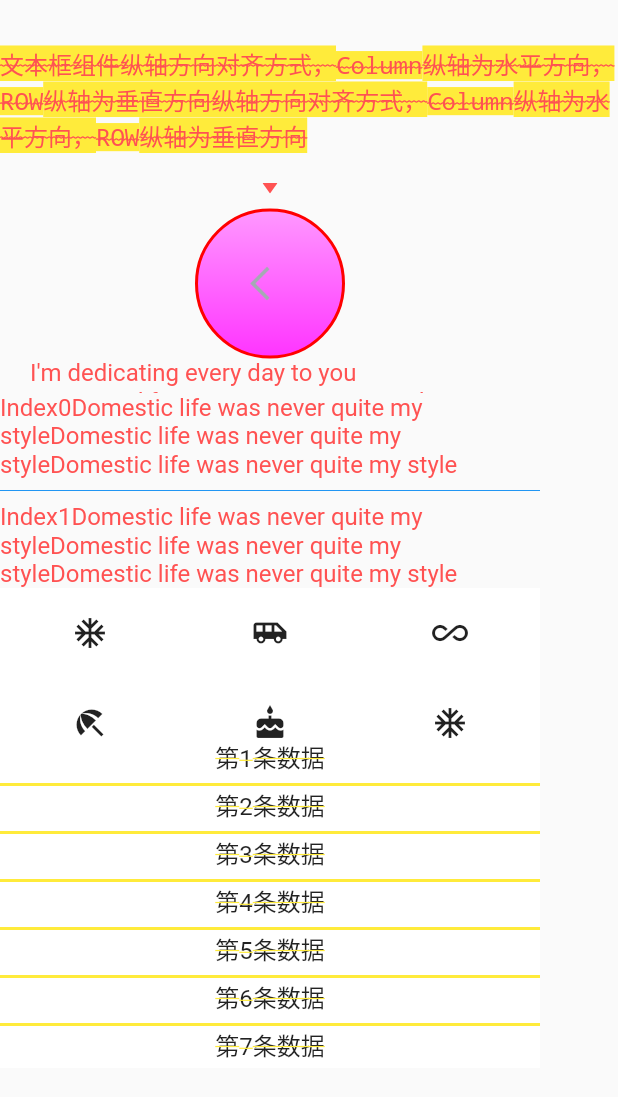
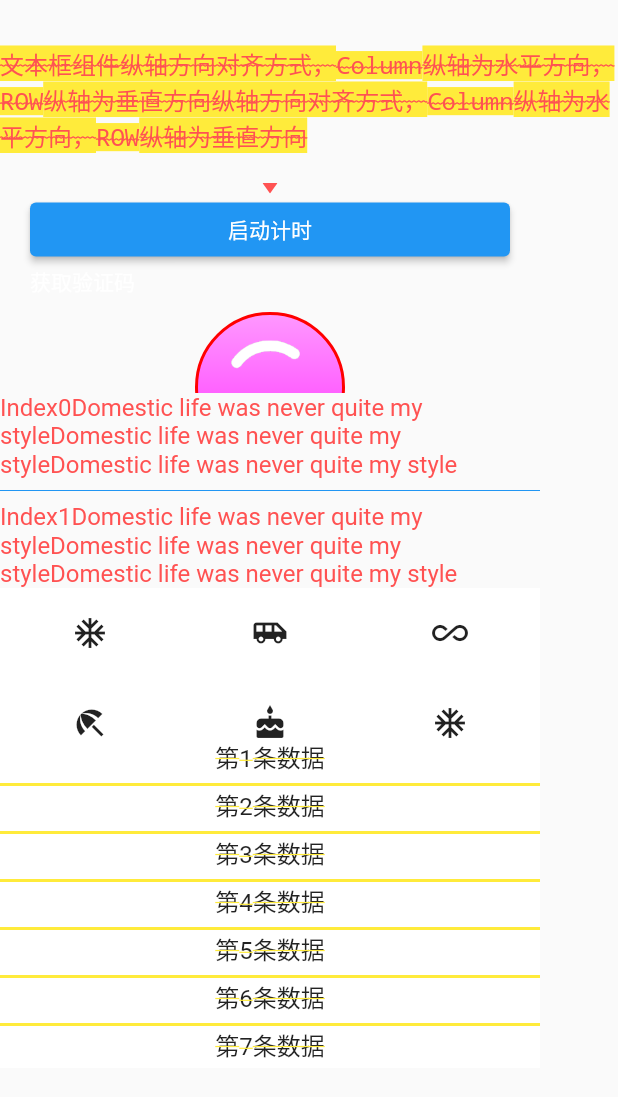
Before and after one commit to paopaosecret/flutter, a Flutter app: the UITest screen opened by its route, on a phone screen of 412 x 824 dp. Shown: the top 1097 px of the screen. Run offline on Flutter 3.47's test engine with Material 2 defaults, Android fonts, the phone set to English and light mode, and no system bars; our stand-ins replace sprintf; missing offline and left inert: system_alert_window; network calls fail.

Commit message:
适配flutter 最新版本

```diff
--- a/lib/main.dart
+++ b/lib/main.dart
@@ -77,7 +77,7 @@ class _MyAppState extends State<MyApp> {
 
       //注册路由表
       routes: {
-        "platform_view": (context) => new PlatformTextWidget(text: "hello world!"),
+        "platform_view": (context) => new TUIVideoView(text: "hello world!"),
         "flutter_floating": (context) => new FlutterFloating(),
         "new_page": (context) => new NewPage(),
         "ui_test": (context) => new UITest(),
--- a/lib/page/fragment_me.dart
+++ b/lib/page/fragment_me.dart
@@ -1,6 +1,5 @@
 import 'package:flutter/cupertino.dart';
 import 'package:flutter/material.dart';
-import 'package:flutter_screenutil/flutter_screenutil.dart';
 import 'package:flutterstudy/widget/marquee.dart';
 import 'package:flutterstudy/widget/toast.dart';
 ///首页-我的页面
@@ -28,7 +27,6 @@ class _State extends State<FragmentMe> {
 
   @override
   Widget build(BuildContext context) {
-    ScreenUtil.init(context);
     return Scaffold(
       backgroundColor: Color(0xFFF3F3F3),
       body: new RefreshIndicator(
--- a/lib/page/page_ui_test.dart
+++ b/lib/page/page_ui_test.dart
@@ -2,44 +2,69 @@ import 'dart:ui';
 
 import 'package:flutter/cupertino.dart';
 import 'package:flutter/material.dart';
+import 'package:flutterstudy/eventbus/event_bus.dart';
 import 'package:flutterstudy/page/my_store.dart';
+import 'package:flutterstudy/page/timing_widget.dart';
 import 'package:flutterstudy/page/z_listview.dart';
 
-class UITest extends StatelessWidget{
+class UITest extends StatelessWidget {
+  bool isStartTimer = false;
 
   @override
   Widget build(BuildContext context) {
+    print("UITest refresh");
     return Scaffold(
-        body:Padding(
+        body: Padding(
       padding: EdgeInsets.fromLTRB(0, 30, 0, 0),
-          child: Column( //垂直布局
-            mainAxisAlignment: MainAxisAlignment.start,  ///主轴方向对齐方式，Column主轴为垂直方向，ROW主轴为水平方向
-            crossAxisAlignment: CrossAxisAlignment.start, ///纵轴方向对齐方式，Column纵轴为水平方向，ROW纵轴为垂直方向
-            mainAxisSize: MainAxisSize.max,         //主轴方向尺寸
+      child: Column(
+        //垂直布局
+        mainAxisAlignment: MainAxisAlignment.start,
+
+        ///主轴方向对齐方式，Column主轴为垂直方向，ROW主轴为水平方向
+        crossAxisAlignment: CrossAxisAlignment.start,
+
+        ///纵轴方向对齐方式，Column纵轴为水平方向，ROW纵轴为垂直方向
+        mainAxisSize: MainAxisSize.max, //主轴方向尺寸
         children: <Widget>[
           Container(
-                child: Text("文本框组件纵轴方向对齐方式，Column纵轴为水平方向，ROW纵轴为垂直方向纵轴方向对齐方式，Column纵轴为水平方向，ROW纵轴为垂直方向",
+            child: Text(
+                "文本框组件纵轴方向对齐方式，Column纵轴为水平方向，ROW纵轴为垂直方向纵轴方向对齐方式，Column纵轴为水平方向，ROW纵轴为垂直方向",
                 softWrap: true,
 //                  textAlign: TextAlign.center,
 //                  overflow: TextOverflow.ellipsis,
-                    style: TextStyle(            //设置文本样式
-                        color: Colors.redAccent,   ///设置文字颜色
-                        fontSize: 16,              ///设置文字大小
+                style: TextStyle(
+                    //设置文本样式
+                    color: Colors.redAccent,
+
+                    ///设置文字颜色
+                    fontSize: 16,
+
+                    ///设置文字大小
                     //              height: 0.9,               ///该属性用于指定行高，但它并不是一个绝对值，而是一个因子，具体的行高等具体的行高等于fontSize*height。
-                        fontFamily: "Courier",     ///设置字体
-                        background: new Paint()    ///设置背景
-                          ..color=Colors.yellow,   ///..为级联操作符  为对象属性设置
-                        decoration:TextDecoration.lineThrough,     ///  文本画线  下划线  或者删除线
-                        decorationStyle: TextDecorationStyle.wavy  ///线条样式 画一条直线 solid,  画两条线double,画圆点虚线dotted, 画破折号虚线dashed, 画波浪线wavy
-                    )
+                    fontFamily: "Courier",
+
+                    ///设置字体
+                    background: new Paint()
+
+                      ///设置背景
+                      ..color = Colors.yellow,
+
+                    ///..为级联操作符  为对象属性设置
+                    decoration: TextDecoration.lineThrough,
+
+                    ///  文本画线  下划线  或者删除线
+                    decorationStyle: TextDecorationStyle.wavy
+
+                    ///线条样式 画一条直线 solid,  画两条线double,画圆点虚线dotted, 画破折号虚线dashed, 画波浪线wavy
+                    )),
           ),
-              ),
-              Container(   ///测试：ListView
+          Container(
+            ///测试：ListView
             width: 360,
             height: 160,
             child: ListView(
               shrinkWrap: true,
-                  padding: const EdgeInsets.all(20.0),  //设置padding
+              padding: const EdgeInsets.all(20.0), //设置padding
               children: <Widget>[
                 Center(
                   child: ClipPath(
@@ -51,90 +76,136 @@ class UITest extends StatelessWidget{
                     ),
                   ),
                 ),
+                ElevatedButton(
+                    onPressed: () {
+                      if (isStartTimer) {
+                        TimingWidget.stopTimer();
+                      } else {
+                        TimingWidget.startTimer();
+                      }
+                      isStartTimer = !isStartTimer;
+                    },
+                    child: Text("启动计时")),
                 Container(
-                      height:100,
+                  child: TimingWidget(),
+                ),
+                Container(
+                  height: 100,
                   width: 100,
-                      padding: EdgeInsets.all(5),     //设置容器内部内边距
-                      margin: EdgeInsets.only(top:10), //设置容器距离外部边距
+                  padding: EdgeInsets.all(5),
+                  //设置容器内部内边距
+                  margin: EdgeInsets.only(top: 10),
+                  //设置容器距离外部边距
                   decoration: BoxDecoration(
-                        color: Color(0xFF00FF00),  //设置容器填充背景
-                        shape: BoxShape.circle,  //设置容器形状，当是circle是不能设置圆角
+                    color: Color(0xFF00FF00), //设置容器填充背景
+                    shape: BoxShape.circle, //设置容器形状，当是circle是不能设置圆角
 //                        shape: BoxShape.rectangle,
 //                        borderRadius: BorderRadius.circular(10),
-                        border: Border.all(   //设置容器表框和颜色
+                    border: Border.all(
+                      //设置容器表框和颜色
                       width: 2,
                       color: Color(0xFFFF0000),
                     ),
-                        gradient: LinearGradient(   //设置渐变 RadialGradient:环形渐变，从里到外   LinearGradient线性渐变：可以设置beagin
-                          colors:[
+                    gradient: LinearGradient(
+                      //设置渐变 RadialGradient:环形渐变，从里到外   LinearGradient线性渐变：可以设置beagin
+                      colors: [
                         Color(0xFFFF99FF),
                         Color(0xFFFF33FF),
                       ],
-                          begin: Alignment.topCenter,   //RadialGradient渐变没有此属性
-                          end: Alignment.bottomCenter,  //RadialGradient渐变没有此属性
+                      begin: Alignment.topCenter, //RadialGradient渐变没有此属性
+                      end: Alignment.bottomCenter, //RadialGradient渐变没有此属性
                     ),
                   ),
-                      child: new IconButton(
-                          icon:  Image.asset("assets/images/icon_title_back.png",width:30,height:30),
-                          onPressed: () {
-                            List<ItemBean> list = <ItemBean>[];
-                            for(int i = 0; i < 10; i++){
-                              ItemBean bean = new ItemBean();
-                              bean.phone = "13510577981";
-                              bean.address = "北京朝阳酒仙桥";
-                              bean.name = "跑腿小店(酒仙桥店)";
-                              bean.id = "3282856343633199237";
-                              bean.state = 2;        //状态
-                              bean.type = 1;         //类型
-                              bean.cateName = "保洁清洗";
-                              list.add(bean);
-                            }
-                            Navigator.of(context).pushNamed("my_store", arguments: list);
-                          }
+                  child: Image.asset("assets/images/loading.gif",
+                      width: 30, height: 30),
                 ),
-                    ),
-                    const Text('I\'m dedicating every day to you', overflow: TextOverflow.ellipsis, style: TextStyle(  color: Colors.redAccent, fontSize: 16,)),
-                    const Text('Domestic life was never quite my style', overflow: TextOverflow.ellipsis, style: TextStyle(  color: Colors.redAccent, fontSize: 16,)),
-                    const Text('When you smile, you knock me out, I fall apart', overflow: TextOverflow.ellipsis, style: TextStyle(  color: Colors.redAccent, fontSize: 16,)),
-                    const Text('And I thought I was so smart', overflow: TextOverflow.ellipsis, style: TextStyle(  color: Colors.redAccent, fontSize: 16,)),
-                    const Text('I\'m dedicating every day to you', overflow: TextOverflow.ellipsis, style: TextStyle(  color: Colors.redAccent, fontSize: 16,)),
-                    const Text('Domestic life was never quite my style', overflow: TextOverflow.ellipsis, style: TextStyle(  color: Colors.redAccent, fontSize: 16,)),
-                    const Text('When you smile, you knock me out, I fall apart', overflow: TextOverflow.ellipsis, style: TextStyle(  color: Colors.redAccent, fontSize: 16,)),
-                    const Text('And I thought I was so smart', overflow: TextOverflow.ellipsis, style: TextStyle(  color: Colors.redAccent, fontSize: 16,)),
+                const Text('I\'m dedicating every day to you',
+                    overflow: TextOverflow.ellipsis,
+                    style: TextStyle(
+                      color: Colors.redAccent,
+                      fontSize: 16,
+                    )),
+                const Text('Domestic life was never quite my style',
+                    overflow: TextOverflow.ellipsis,
+                    style: TextStyle(
+                      color: Colors.redAccent,
+                      fontSize: 16,
+                    )),
+                const Text('When you smile, you knock me out, I fall apart',
+                    overflow: TextOverflow.ellipsis,
+                    style: TextStyle(
+                      color: Colors.redAccent,
+                      fontSize: 16,
+                    )),
+                const Text('And I thought I was so smart',
+                    overflow: TextOverflow.ellipsis,
+                    style: TextStyle(
+                      color: Colors.redAccent,
+                      fontSize: 16,
+                    )),
+                const Text('I\'m dedicating every day to you',
+                    overflow: TextOverflow.ellipsis,
+                    style: TextStyle(
+                      color: Colors.redAccent,
+                      fontSize: 16,
+                    )),
+                const Text('Domestic life was never quite my style',
+                    overflow: TextOverflow.ellipsis,
+                    style: TextStyle(
+                      color: Colors.redAccent,
+                      fontSize: 16,
+                    )),
+                const Text('When you smile, you knock me out, I fall apart',
+                    overflow: TextOverflow.ellipsis,
+                    style: TextStyle(
+                      color: Colors.redAccent,
+                      fontSize: 16,
+                    )),
+                const Text('And I thought I was so smart',
+                    overflow: TextOverflow.ellipsis,
+                    style: TextStyle(
+                      color: Colors.redAccent,
+                      fontSize: 16,
+                    )),
               ],
             ),
           ),
-
-              Container(   ///测试：ListView
+          Container(
+            ///测试：ListView
             width: 360,
             height: 130,
 
             child: ListView.separated(
-                  padding: EdgeInsets.only(top: 0),   //设置吸顶
-                  itemCount: 20,   //设置item数量
+              padding: EdgeInsets.only(top: 0), //设置吸顶
+              itemCount: 20, //设置item数量
               itemBuilder: (BuildContext context, int index) {
-                    return Text('Index${index}Domestic life was never quite my styleDomestic life was never quite my styleDomestic life was never quite my style',
+                return Text(
+                    'Index${index}Domestic life was never quite my styleDomestic life was never quite my styleDomestic life was never quite my style',
                     softWrap: true,
 //                        overflow: TextOverflow.ellipsis,
-                        style: TextStyle(  color: Colors.redAccent, fontSize: 16,));
+                    style: TextStyle(
+                      color: Colors.redAccent,
+                      fontSize: 16,
+                    ));
               },
               separatorBuilder: (BuildContext context, int index) {
-                    return index%2==0?divider1:divider2;
+                return index % 2 == 0 ? divider1 : divider2;
               },
             ),
           ),
-              Container(   ///测试：ListView
+          Container(
+            ///测试：ListView
             width: 360,
             height: 100,
             color: Color.fromARGB(255, 255, 255, 255),
             child: GridView.builder(
-                  itemCount: 20,   //设置item数量
+              itemCount: 20, //设置item数量
               gridDelegate: SliverGridDelegateWithFixedCrossAxisCount(
                   crossAxisCount: 3, //横轴三个子widget
                   childAspectRatio: 2.0 //宽高比为1时，子widget
                   ),
               itemBuilder: (BuildContext context, int index) {
-                    switch(index % 5){
+                switch (index % 5) {
                   case 0:
                     return Icon(Icons.ac_unit);
                   case 1:
@@ -150,30 +221,34 @@ class UITest extends StatelessWidget{
               },
             ),
           ),
-              Container(   ///测试：ListView
+          Container(
+            ///测试：ListView
             width: 360,
             height: 220,
             color: Color.fromARGB(255, 255, 255, 255),
-                child: ZListView(key: Key("list"), title: "test",),
+            child: ZListView(
+              key: Key("list"),
+              title: "test",
+            ),
           )
         ],
       ),
-        )
-    );
-
-  }
-  final Widget divider1=Divider(color: Colors.blue,);
-  final Widget divider2=Divider(color: Colors.green);
+    ));
   }
 
-class TrianglePath extends CustomClipper<Path>{
+  final Widget divider1 = Divider(
+    color: Colors.blue,
+  );
+  final Widget divider2 = Divider(color: Colors.green);
+}
 
+class TrianglePath extends CustomClipper<Path> {
   @override
   Path getClip(Size size) {
     var path = Path();
     path.moveTo(0, 0);
     path.lineTo(size.width, 0);
-    path.lineTo(size.width/2, size.height);
+    path.lineTo(size.width / 2, size.height);
     return path;
   }
 
--- /dev/null
+++ b/lib/page/timing_widget.dart
@@ -0,0 +1,50 @@
+import 'dart:async';
+
+import 'package:flutter/material.dart';
+import 'package:sprintf/sprintf.dart';
+
+class TimingWidget extends StatelessWidget {
+  static StreamController<int> _streamController = StreamController<int>();
+
+  static int count = 0;
+  static late Timer _timer;
+
+  @override
+  Widget build(BuildContext context) {
+    return Container(
+        child: StreamBuilder<int>(
+            stream: _streamController.stream,
+            initialData: 0,
+            builder: (BuildContext context, AsyncSnapshot<int> snapshot) {
+              return Text(
+                snapshot.data == 0 ? "获取验证码" : '${snapshot.data} 秒后重发',
+                style: (snapshot.data == 0)
+                    ? TextStyle(color: Colors.white, fontSize: 14)
+                    : TextStyle(color: Colors.grey, fontSize: 14),
+              );
+            }));
+  }
+
+  static void startTimer() {
+    _timer = Timer.periodic(Duration(seconds: 1), (timer) {
+      if (count >= 100) {
+        stopTimer();
+        return;
+      }
+      count++;
+      int minute = count~/60;
+      int second = count%60;
+      print(sprintf('%02d:%02d', [minute, second]));
+      _streamController.sink.add(count);
+    });
+  }
+
+  static void stopTimer() {
+    _timer?.cancel();
+  }
+
+  @override
+  void dispose() {
+    _streamController.close();
+  }
+}
--- a/lib/platformview/PlatformTextWidget.dart
+++ b/lib/platformview/PlatformTextWidget.dart
@@ -2,8 +2,8 @@ import 'package:flutter/cupertino.dart';
 import 'package:flutter/foundation.dart';
 import 'package:flutter/services.dart';
 
-class PlatformTextWidget extends StatelessWidget {
-  PlatformTextWidget({required this.text});
+class TUIVideoView extends StatelessWidget {
+  TUIVideoView({required this.text});
 
   final String text;
 
--- a/lib/widget/title_bar.dart
+++ b/lib/widget/title_bar.dart
@@ -1,4 +1,5 @@
 import 'package:flutter/material.dart';
+import 'package:flutter/services.dart';
 
 class TitleBar {
 
@@ -11,7 +12,6 @@ class TitleBar {
     return PreferredSize(
       preferredSize: Size(double.infinity, 48),
       child: AppBar(
-        brightness: Brightness.light,
         elevation: 0,
         title: _title(title),
         centerTitle: true,
@@ -37,7 +37,7 @@ class TitleBar {
               },
             ),
           ),
-        ],
+        ], systemOverlayStyle: SystemUiOverlayStyle.dark,
 //
       ),
     );
```
Also changed, not shown: lib/debug/generate_test_user_sig.dart (deleted, +0 -102 lines), lib/observer/live_data.dart (added, +61 -0 lines), lib/observer/live_data_test.dart (added, +90 -0 lines), lib/page/flutter_floating.dart (+3 -132 lines), lib/page/page_ui_observer.dart (added, +39 -0 lines), pubspec.yaml (+6 -3 lines), assets/images/loading.gif (added), pubspec.lock (deleted), 2 other files. Lines whose indentation alone changed are shown as unchanged.
